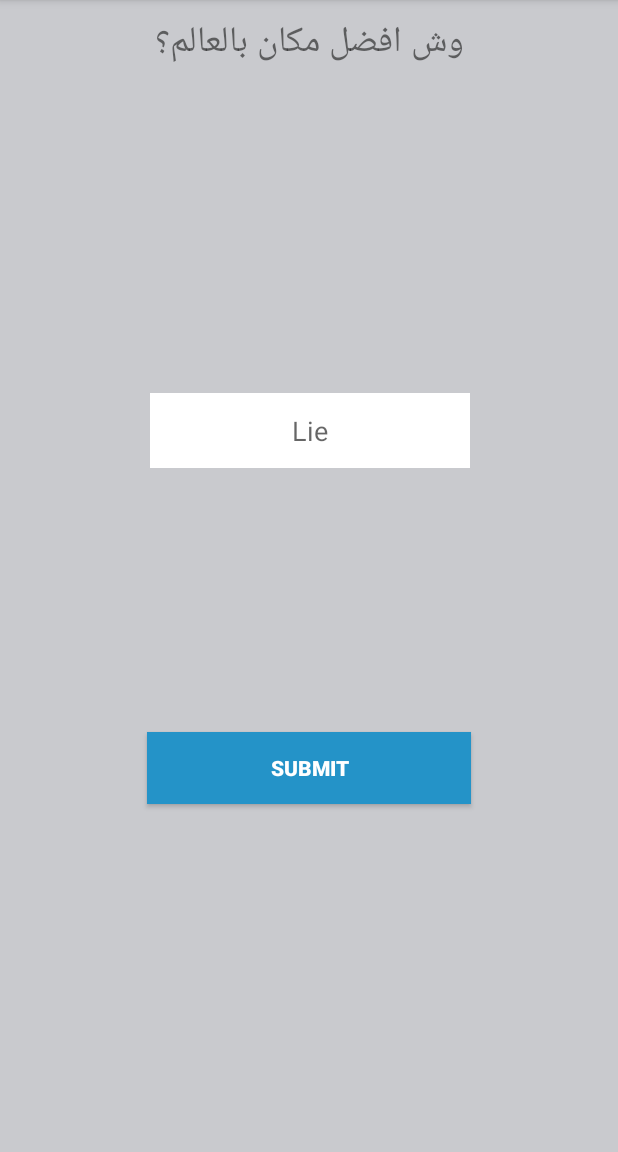
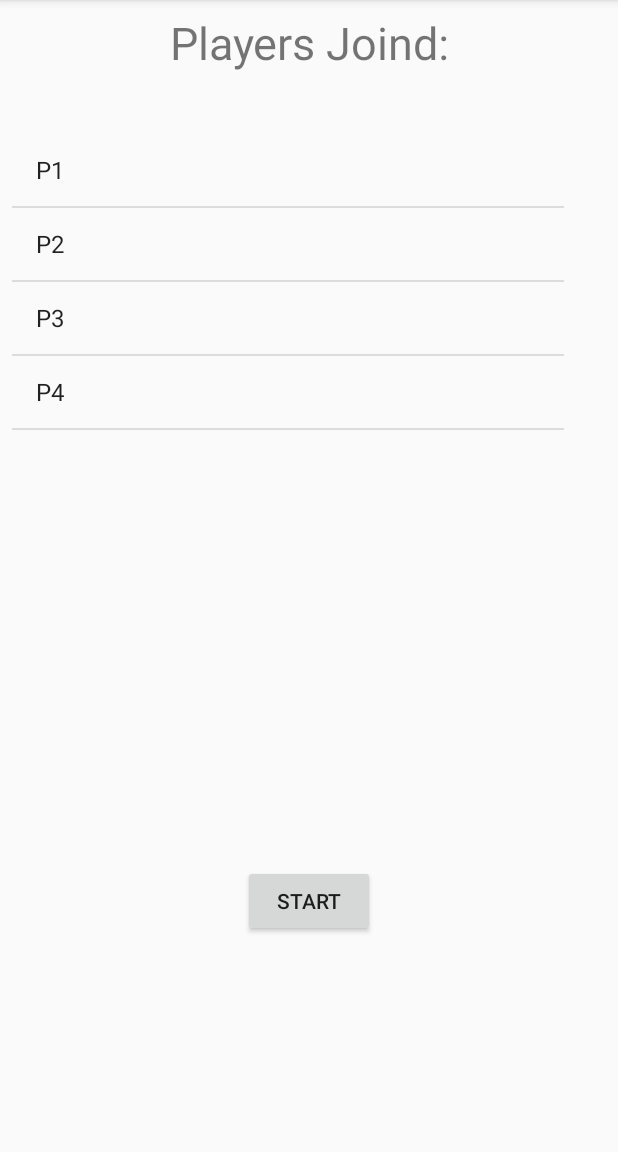
Before and after one commit to Abdullah-00/moyoon, an Android app: the screen it shows after launch (Type_Lie before the commit, PlayerlistActivity after it), after a tap on "JOIN", on a phone screen of 412 x 824 dp, the part 84-1236 px from its top. Run offline under Robolectric (Android 15) with nearby library versions, the phone set to English and light mode, and no system bars.

Commit message:
Add UI modifications

```diff
--- a/android/Moyoon/app/build.gradle
+++ b/android/Moyoon/app/build.gradle
@@ -33,6 +33,8 @@ dependencies {
     androidTestImplementation 'com.android.support.test.espresso:espresso-core:3.0.2'
     implementation 'com.android.support:recyclerview-v7:28.0.0'
     implementation 'com.google.firebase:firebase-core:16.0.1'
+    implementation 'com.google.firebase:firebase-database:16.0.1'
+
 }
 
 apply plugin: 'com.google.gms.google-services'
--- a/android/Moyoon/app/src/main/java/example/kfupm/moyoon/moyoon/Display_Answers.kt
+++ b/android/Moyoon/app/src/main/java/example/kfupm/moyoon/moyoon/Display_Answers.kt
@@ -29,8 +29,8 @@ class Display_Answers() : AppCompatActivity() {
 
         val submit_ans = findViewById<Button>(R.id.submit_ans)
         submit_ans.setOnClickListener {
-            val intentSub = Intent(this, Correct_Answer::class.java)
-            startActivity(intentSub)
+            val intent = Intent(this,Correct_Answer::class.java)
+            startActivity(intent)
         }
 
         //////// TIMER CODE \\\\\\\\\
--- a/android/Moyoon/app/src/main/java/example/kfupm/moyoon/moyoon/MainActivity.kt
+++ b/android/Moyoon/app/src/main/java/example/kfupm/moyoon/moyoon/MainActivity.kt
@@ -13,7 +13,7 @@ class MainActivity : AppCompatActivity() {
 
         val join = findViewById<Button>(R.id.join)
         join.setOnClickListener{
-            val intent = Intent(this,Type_Lie::class.java)
+            val intent = Intent(this,PlayerlistActivity::class.java)
             startActivity(intent)
         }
 
--- /dev/null
+++ b/android/Moyoon/app/src/main/java/example/kfupm/moyoon/moyoon/PlayerlistActivity.kt
@@ -0,0 +1,30 @@
+package example.kfupm.moyoon.moyoon
+
+import android.content.Intent
+import android.support.v7.app.AppCompatActivity
+import android.os.Bundle
+import android.widget.ArrayAdapter
+import android.widget.Button
+import android.widget.ListView
+import android.widget.TextView
+
+class PlayerlistActivity : AppCompatActivity() {
+
+    override fun onCreate(savedInstanceState: Bundle?) {
+        super.onCreate(savedInstanceState)
+        setContentView(R.layout.activity_playerlist)
+
+        val ps = arrayOf<String>("P1", "P2", "P3", "P4")
+
+        val myList = findViewById<TextView>(R.id.players) as ListView
+
+        var adapter= ArrayAdapter(this,android.R.layout.simple_list_item_1,ps)
+        myList.adapter=adapter
+
+        val start = findViewById<Button>(R.id.Start)
+        start.setOnClickListener{
+            val intent = Intent(this,Type_Lie::class.java)
+            startActivity(intent)
+        }
+    }
+}
--- a/android/Moyoon/app/src/main/java/example/kfupm/moyoon/moyoon/Type_Lie.kt
+++ b/android/Moyoon/app/src/main/java/example/kfupm/moyoon/moyoon/Type_Lie.kt
@@ -3,23 +3,38 @@ package example.kfupm.moyoon.moyoon
 import android.content.Intent
 import android.support.v7.app.AppCompatActivity
 import android.os.Bundle
+import android.util.Log
 import android.widget.*
+import com.google.firebase.database.*
+import java.util.*
 
 
 class Type_Lie : AppCompatActivity() {
+
+
+
 
     override fun onCreate(savedInstanceState: Bundle?) {
         super.onCreate(savedInstanceState)
         setContentView(R.layout.type_lie)
 
+
+
         val question_desplay = findViewById<TextView>(R.id.question_desplay)
-        question_desplay.setText("وش افضل مكان بالعالم؟")
+        question_desplay.setText("Best place in the world is ?")
 
         val Submit_lie = findViewById<Button>(R.id.Submit_lie)
-        Submit_lie.setOnClickListener{
-            val intent = Intent(this,Display_Answers::class.java)
+
+        Submit_lie.setOnClickListener {
+            val intent = Intent(this, Display_Answers::class.java)
             startActivity(intent)
+
         }
 
+
+
+
     }
-}
+
+
+    }
--- /dev/null
+++ b/android/Moyoon/app/src/main/res/layout/activity_playerlist.xml
@@ -0,0 +1,32 @@
+<?xml version="1.0" encoding="utf-8"?>
+<android.support.constraint.ConstraintLayout
+        xmlns:android="http://schemas.android.com/apk/res/android"
+        xmlns:tools="http://schemas.android.com/tools"
+        xmlns:app="http://schemas.android.com/apk/res-auto"
+        android:layout_width="match_parent"
+        android:layout_height="match_parent"
+        tools:context=".PlayerlistActivity">
+
+    <TextView
+            android:text="Players Joind:"
+            android:layout_width="200dp"
+            android:layout_height="49dp"
+            app:layout_constraintStart_toStartOf="parent" app:layout_constraintEnd_toEndOf="parent"
+            android:id="@+id/Players_Joind" android:layout_marginTop="8dp" app:layout_constraintTop_toTopOf="parent"
+            android:textAlignment="center" android:textSize="30sp"/>
+    <ListView
+            android:layout_width="368dp"
+            android:layout_height="351dp" app:layout_constraintEnd_toEndOf="parent"
+            app:layout_constraintStart_toStartOf="parent" android:id="@+id/players" android:textAlignment="center"
+            app:layout_constraintHorizontal_bias="0.0"
+            app:layout_constraintTop_toBottomOf="@+id/Players_Joind" android:layout_marginStart="8dp"
+            android:layout_marginEnd="8dp"
+            android:verticalScrollbarPosition="defaultPosition" android:layout_marginTop="32dp"/>
+    <Button
+            android:text="START"
+            android:layout_width="wrap_content"
+            android:layout_height="wrap_content"
+            android:id="@+id/Start" android:layout_marginBottom="16dp" app:layout_constraintEnd_toEndOf="parent"
+            app:layout_constraintStart_toStartOf="parent" app:layout_constraintBottom_toBottomOf="parent"
+            android:layout_marginTop="8dp" app:layout_constraintTop_toBottomOf="@+id/players"/>
+</android.support.constraint.ConstraintLayout>
--- a/android/Moyoon/app/src/main/res/values/strings.xml
+++ b/android/Moyoon/app/src/main/res/values/strings.xml
@@ -4,4 +4,5 @@
     <string name="Session_Code">Session Code</string>
     <string name="Lie">Lie</string>
     <string name="Submit_lie">Submit</string>
+    <string name="nickname">Enter your name</string>
 </resources>
```
Also changed, not shown: android/Moyoon/app/src/main/AndroidManifest.xml (+7 -0 lines), android/Moyoon/app/src/main/java/example/kfupm/moyoon/moyoon/Correct_Answer.kt (+7 -3 lines), android/Moyoon/app/src/main/res/layout/activity_main.xml (+18 -5 lines), android/Moyoon/app/src/main/res/layout/correct_answer.xml (+6 -6 lines), 1 other file.
